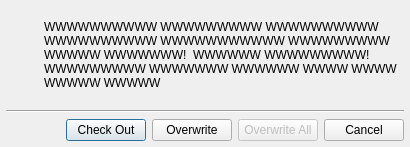
Before: the Qt Designer form dev/Code/Sandbox/Editor/CheckOutDialog.ui in aws/lumberyard, drawn with Qt 5.
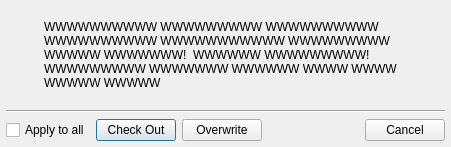
After: the same form once the commit is applied.

The edit to the form file:
```diff
--- a/dev/Code/Sandbox/Editor/CheckOutDialog.ui
+++ b/dev/Code/Sandbox/Editor/CheckOutDialog.ui
@@ -6,8 +6,8 @@
    <rect>
     <x>0</x>
     <y>0</y>
-    <width>410</width>
-    <height>93</height>
+    <width>451</width>
+    <height>121</height>
    </rect>
   </property>
   <property name="windowTitle">
@@ -77,6 +77,27 @@
      <property name="spacing">
       <number>6</number>
      </property>
+     <item>
+      <widget class="QCheckBox" name="chkForAll">
+       <property name="text">
+        <string>Apply to all</string>
+       </property>
+      </widget>
+     </item>
+     <item>
+      <widget class="QPushButton" name="buttonCheckout">
+       <property name="text">
+        <string>Check Out</string>
+       </property>
+      </widget>
+     </item>
+     <item>
+      <widget class="QPushButton" name="buttonOverwrite">
+       <property name="text">
+        <string>Overwrite</string>
+       </property>
+      </widget>
+     </item>
      <item>
       <spacer name="horizontalSpacer">
        <property name="orientation">
@@ -90,30 +111,6 @@
        </property>
       </spacer>
      </item>
-     <item>
-      <widget class="QPushButton" name="buttonCheckout">
-       <property name="text">
-        <string>Check Out</string>
-       </property>
-      </widget>
-     </item>
-     <item>
-      <widget class="QPushButton" name="buttonOk">
-       <property name="text">
-        <string>Overwrite</string>
-       </property>
-      </widget>
-     </item>
-     <item>
-      <widget class="QPushButton" name="buttonOverwriteAll">
-       <property name="enabled">
-        <bool>false</bool>
-       </property>
-       <property name="text">
-        <string>Overwrite All</string>
-       </property>
-      </widget>
-     </item>
      <item>
       <widget class="QPushButton" name="buttonCancel">
        <property name="text">
```
Left out of the diff: 21 changed lines with no effect on the pictures.
